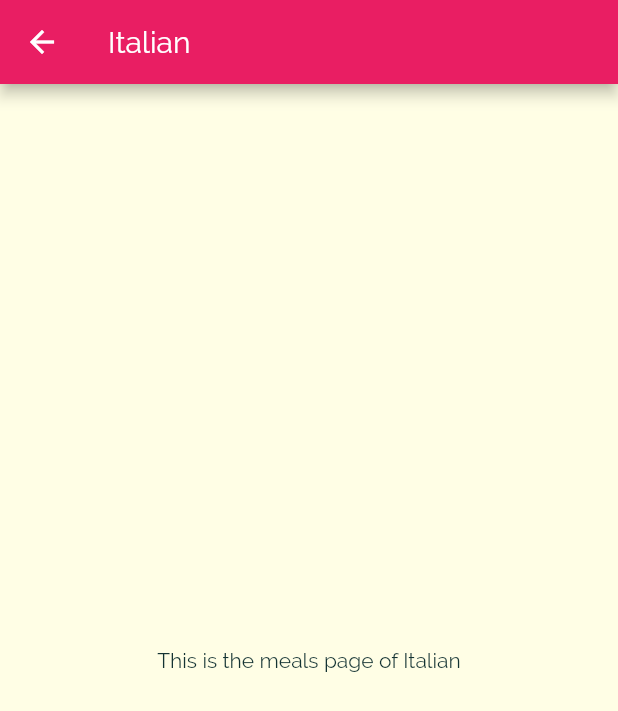
After one commit to SwapnanilHalder/Meals-App, a Flutter app: the screen it shows after launch, after a tap on "Italian", on a phone screen of 412 x 824 dp. The commit adds this screen. Shown: the top 711 px of the screen. Run offline on Flutter 3.47's test engine with Material 2 defaults, Android fonts, the phone set to English and light mode, and no system bars.

Commit message:
conventional way to go from one page to another, Completed

```diff
--- a/lib/Models/itembuilder.dart
+++ b/lib/Models/category_builder.dart
@@ -1,11 +1,11 @@
 import 'package:flutter/material.dart';
 
-class ItemBuilder {
+class CategoryBuilder {
   final String id;
   final String title;
   final Color color;
 
-  const ItemBuilder({
+  const CategoryBuilder({
     @required this.id,
     @required this.title,
     this.color = Colors.orange,
--- a/lib/Screens/categories_screen.dart
+++ b/lib/Screens/categories_screen.dart
@@ -1,6 +1,6 @@
 import 'package:flutter/material.dart';
 
-import '../Widget/griditems.dart';
+import '../Widget/grid_categories.dart';
 import '../Models/dummy_data.dart';
 
 class CategoriesScreen extends StatelessWidget {
@@ -20,7 +20,8 @@ class CategoriesScreen extends StatelessWidget {
         ),
         children: DUMMY_CATEGORIES
             .map(
-              (item) => GridItems(title: item.title, color: item.color),
+              (item) => GridCategories(
+                  title: item.title, color: item.color, id: item.id),
             )
             .toList(),
       ),
--- /dev/null
+++ b/lib/Screens/category_meals_screen.dart
@@ -0,0 +1,22 @@
+import 'package:flutter/material.dart';
+
+class CategoryMealsScreen extends StatelessWidget {
+  final String categoryId;
+  final String categoryTitle;
+
+  CategoryMealsScreen({
+    @required this.categoryId,
+    @required this.categoryTitle,
+  });
+  @override
+  Widget build(BuildContext context) {
+    return Scaffold(
+      appBar: AppBar(
+        title: Text(categoryTitle),
+      ),
+      body: Center(
+        child: Text("This is the meals page of $categoryTitle"),
+      ),
+    );
+  }
+}
--- /dev/null
+++ b/lib/Widget/grid_categories.dart
@@ -0,0 +1,51 @@
+import 'package:flutter/material.dart';
+import 'package:meals_app/Screens/category_meals_screen.dart';
+
+class GridCategories extends StatelessWidget {
+  final String id;
+  final String title;
+  final Color color;
+
+  GridCategories({
+    @required this.id,
+    @required this.title,
+    @required this.color,
+  });
+
+  void selectCategory(BuildContext context) {
+    Navigator.of(context).push(
+      MaterialPageRoute(
+        builder: (_) {
+          return CategoryMealsScreen(categoryId: id, categoryTitle: title);
+        },
+      ),
+    );
+  }
+
+  @override
+  Widget build(BuildContext context) {
+    return InkWell(
+      onTap: () => selectCategory(context),
+      borderRadius: BorderRadius.circular(15),
+      splashColor: Theme.of(context).primaryColor,
+      child: Container(
+        padding: const EdgeInsets.all(15),
+        child: Text(
+          title,
+          style: Theme.of(context).textTheme.headline6,
+        ),
+        decoration: BoxDecoration(
+          borderRadius: BorderRadius.circular(15),
+          gradient: LinearGradient(
+            colors: [
+              color.withOpacity(0.3),
+              color,
+            ],
+            begin: Alignment.topLeft,
+            end: Alignment.bottomRight,
+          ),
+        ),
+      ),
+    );
+  }
+}
```
Also changed, not shown: lib/Models/dummy_data.dart (+11 -11 lines), lib/Widget/griditems.dart (deleted, +0 -35 lines).
